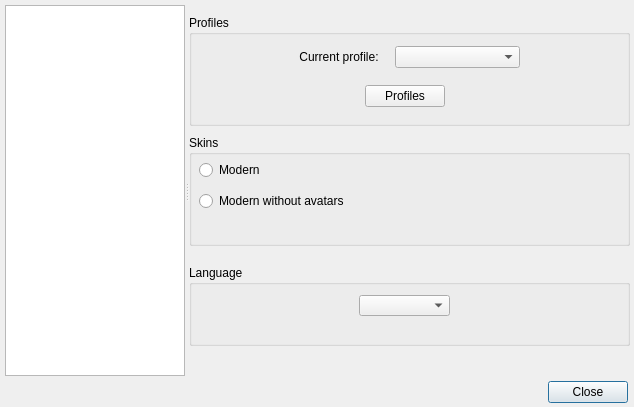
gitter-badger/simplechatclient, file ui/options.ui: the form before one commit.
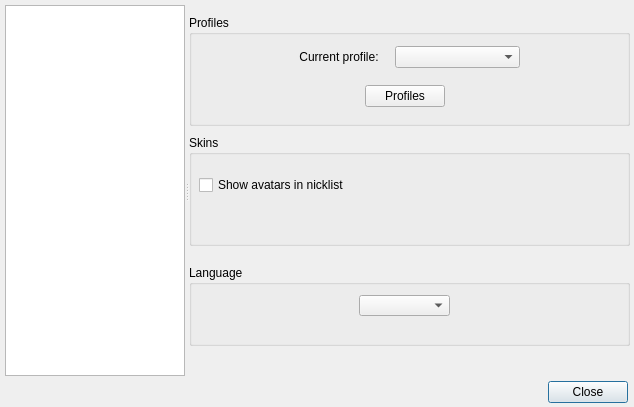
The form after the commit. Icons and pictures are not drawn.

The edit to the form file:
```diff
--- a/ui/options.ui
+++ b/ui/options.ui
@@ -210,16 +210,9 @@
        </property>
        <layout class="QVBoxLayout" name="verticalLayout_13">
         <item>
-         <widget class="QRadioButton" name="radioButton_modern_avatars">
+         <widget class="QCheckBox" name="checkBox_show_avatars">
           <property name="text">
-           <string>Modern</string>
-          </property>
-         </widget>
-        </item>
-        <item>
-         <widget class="QRadioButton" name="radioButton_modern_no_avatars">
-          <property name="text">
-           <string>Modern without avatars</string>
+           <string>Show avatars in nicklist</string>
           </property>
          </widget>
         </item>
```
Left out of the diff: 7 changed lines with no effect on the pictures.
